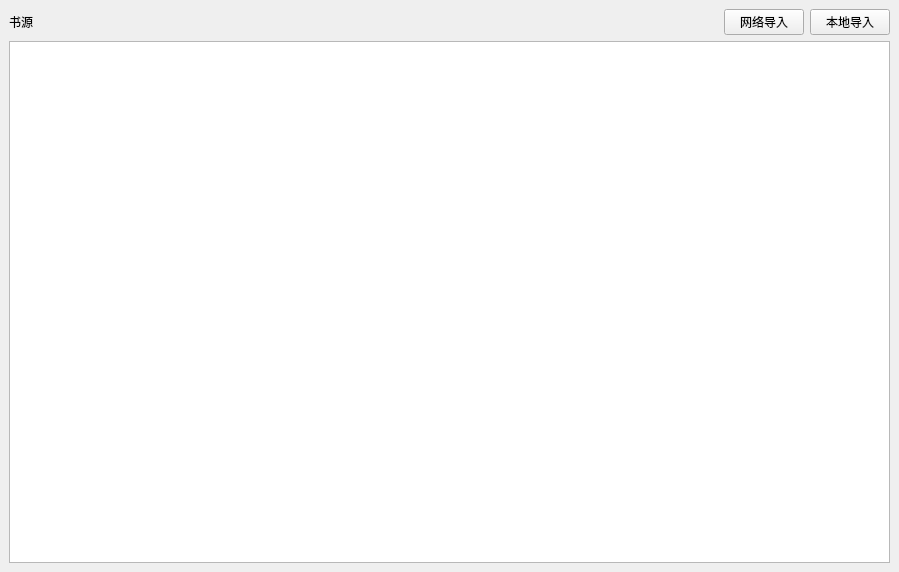
Above: src/views/novel/pages/manager/manager.ui from ddmoyu/ddmy before the change. Below: the same form after it.
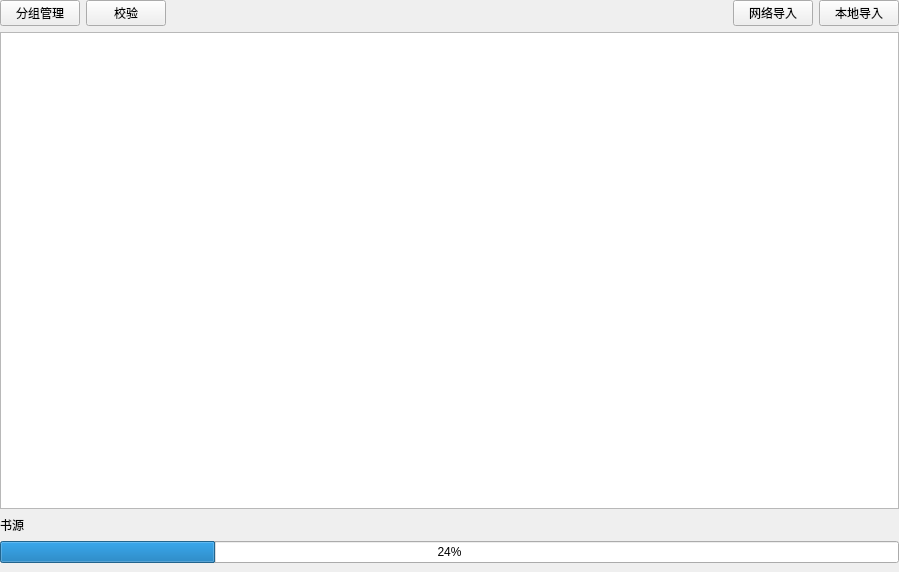
That is the form after the change. Custom widgets are drawn as their Qt base class.

Commit message: 优化小说管理界面布局与功能

What changed in the file:
```diff
--- a/src/views/novel/pages/manager/manager.ui
+++ b/src/views/novel/pages/manager/manager.ui
@@ -15,19 +15,19 @@
   </property>
   <layout class="QGridLayout" name="gridLayout">
    <property name="leftMargin">
-    <number>9</number>
+    <number>0</number>
    </property>
    <property name="topMargin">
-    <number>9</number>
+    <number>0</number>
    </property>
    <property name="rightMargin">
-    <number>9</number>
+    <number>0</number>
    </property>
    <property name="bottomMargin">
     <number>9</number>
    </property>
    <property name="spacing">
-    <number>6</number>
+    <number>0</number>
    </property>
    <item row="0" column="0">
     <widget class="QWidget" name="wgt_sources" native="true">
@@ -44,17 +44,41 @@
       <property name="bottomMargin">
        <number>0</number>
       </property>
-      <property name="spacing">
+      <property name="horizontalSpacing">
+       <number>0</number>
+      </property>
+      <property name="verticalSpacing">
        <number>6</number>
       </property>
-      <item row="0" column="0">
-       <widget class="BodyLabel" name="lb_total">
-        <property name="text">
-         <string>书源</string>
+      <item row="3" column="1">
+       <widget class="IndeterminateProgressBar" name="progressBar">
+        <property name="value">
+         <number>24</number>
         </property>
        </widget>
       </item>
       <item row="0" column="1">
+       <widget class="QWidget" name="widget" native="true">
+        <layout class="QGridLayout" name="gridLayout_2">
+         <property name="leftMargin">
+          <number>0</number>
+         </property>
+         <property name="topMargin">
+          <number>0</number>
+         </property>
+         <property name="rightMargin">
+          <number>0</number>
+         </property>
+         <property name="bottomMargin">
+          <number>0</number>
+         </property>
+         <property name="horizontalSpacing">
+          <number>6</number>
+         </property>
+         <property name="verticalSpacing">
+          <number>0</number>
+         </property>
+         <item row="0" column="2">
        <spacer name="horizontalSpacer_2">
         <property name="orientation">
          <enum>Qt::Orientation::Horizontal</enum>
@@ -67,23 +91,84 @@
         </property>
        </spacer>
       </item>
-      <item row="0" column="2">
-       <widget class="PushButton" name="btn_import_sources_internet">
+         <item row="0" column="1">
+          <widget class="PushButton" name="btn_ping">
         <property name="text">
-         <string>网络导入</string>
+            <string>校验</string>
         </property>
        </widget>
       </item>
-      <item row="0" column="3">
+         <item row="0" column="4">
        <widget class="PushButton" name="btn_import_sources_local">
         <property name="text">
          <string>本地导入</string>
         </property>
        </widget>
       </item>
-      <item row="1" column="0" colspan="4">
+         <item row="0" column="3">
+          <widget class="PushButton" name="btn_import_sources_internet">
+           <property name="text">
+            <string>网络导入</string>
+           </property>
+          </widget>
+         </item>
+         <item row="0" column="0">
+          <widget class="PushButton" name="btn_group_manager">
+           <property name="text">
+            <string>分组管理</string>
+           </property>
+          </widget>
+         </item>
+        </layout>
+       </widget>
+      </item>
+      <item row="1" column="1">
        <widget class="TableWidget" name="table_sources"/>
       </item>
+      <item row="2" column="1">
+       <widget class="QWidget" name="widget_2" native="true">
+        <layout class="QGridLayout" name="gridLayout_4">
+         <property name="leftMargin">
+          <number>0</number>
+         </property>
+         <property name="topMargin">
+          <number>0</number>
+         </property>
+         <property name="rightMargin">
+          <number>0</number>
+         </property>
+         <property name="bottomMargin">
+          <number>0</number>
+         </property>
+         <property name="horizontalSpacing">
+          <number>6</number>
+         </property>
+         <property name="verticalSpacing">
+          <number>0</number>
+         </property>
+         <item row="0" column="0">
+          <widget class="BodyLabel" name="lb_total">
+           <property name="text">
+            <string>书源</string>
+           </property>
+          </widget>
+         </item>
+         <item row="0" column="1">
+          <spacer name="horizontalSpacer">
+           <property name="orientation">
+            <enum>Qt::Orientation::Horizontal</enum>
+           </property>
+           <property name="sizeHint" stdset="0">
+            <size>
+             <width>40</width>
+             <height>20</height>
+            </size>
+           </property>
+          </spacer>
+         </item>
+        </layout>
+       </widget>
+      </item>
      </layout>
     </widget>
    </item>
@@ -105,6 +190,11 @@
    <extends>QLabel</extends>
    <header>qfluentwidgets</header>
   </customwidget>
+  <customwidget>
+   <class>IndeterminateProgressBar</class>
+   <extends>QProgressBar</extends>
+   <header>qfluentwidgets</header>
+  </customwidget>
  </customwidgets>
  <resources/>
  <connections/>
```
Lines whose indentation alone changed are shown as unchanged. The commit also changes 1 other file.
